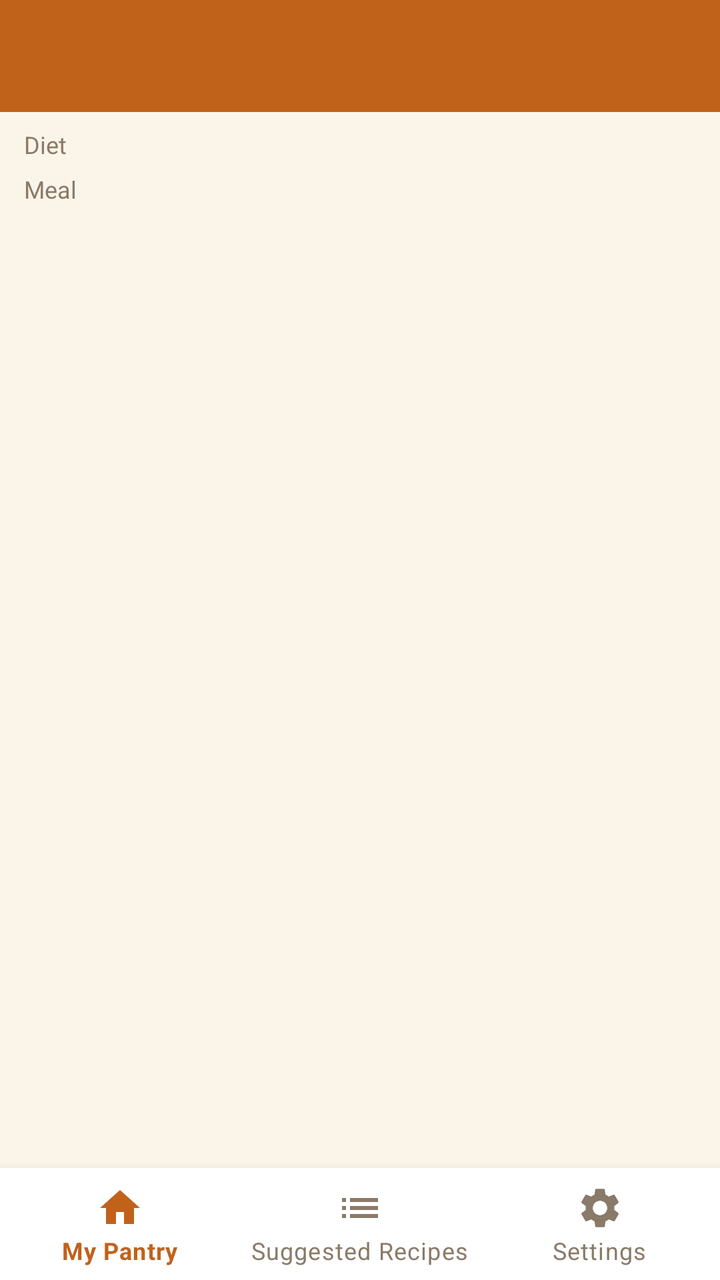
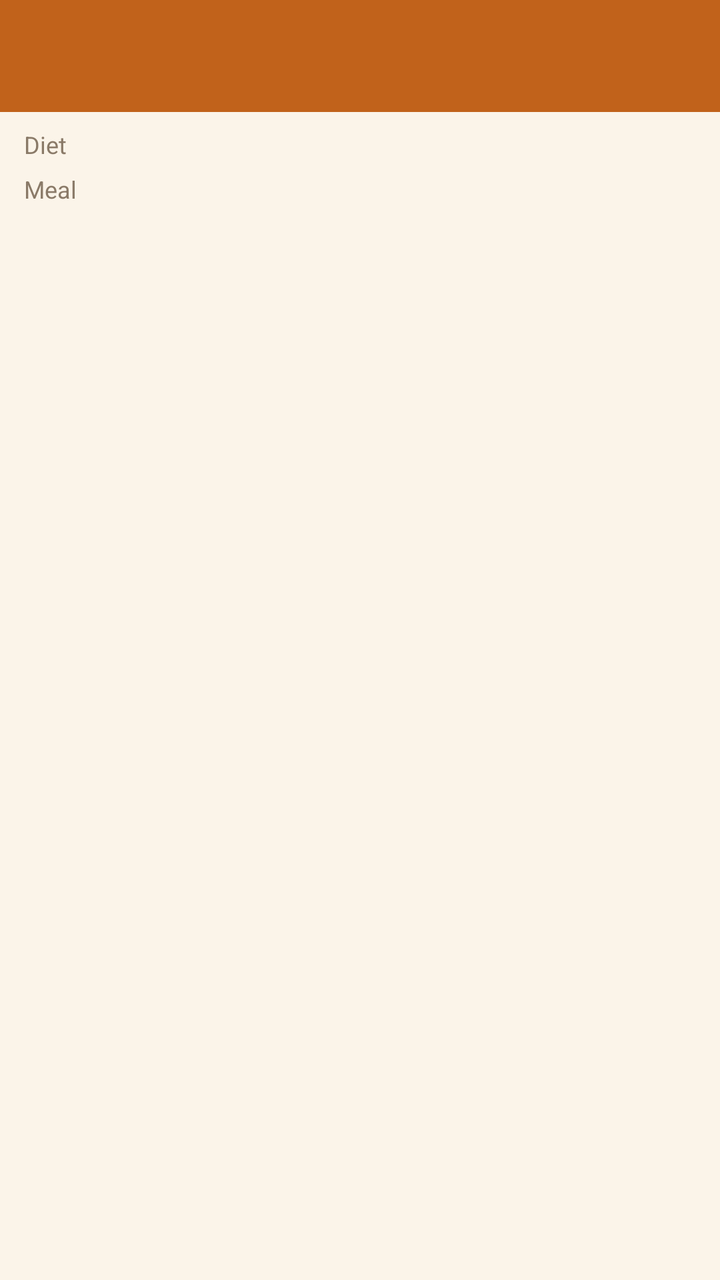

Two renders of the same Android screen: before a commit and after it. Below are the layout's source before the change and the commit's diff.
<!-- AndroidManifest.xml: application theme Theme.ScrapsToSavory -->
<!-- res/layout/activity_suggested_recipes.xml -->
<?xml version="1.0" encoding="utf-8"?>
<androidx.constraintlayout.widget.ConstraintLayout xmlns:android="http://schemas.android.com/apk/res/android"
    xmlns:app="http://schemas.android.com/apk/res-auto"
    android:layout_width="match_parent"
    android:layout_height="match_parent"
    android:background="@color/pantry_background">

    <androidx.appcompat.widget.Toolbar
        android:id="@+id/toolbar"
        android:layout_width="match_parent"
        android:layout_height="?attr/actionBarSize"
        android:background="@color/pantry_primary"
        android:title="@string/suggested_recipes_title"
        android:titleTextColor="@color/white"
        app:layout_constraintTop_toTopOf="parent" />

    <LinearLayout
        android:id="@+id/filterSection"
        android:layout_width="match_parent"
        android:layout_height="wrap_content"
        android:orientation="vertical"
        android:paddingStart="12dp"
        android:paddingTop="8dp"
        android:paddingEnd="12dp"
        app:layout_constraintTop_toBottomOf="@id/toolbar">

        <TextView
            android:layout_width="wrap_content"
            android:layout_height="wrap_content"
            android:text="@string/filter_diet_label"
            android:textColor="@color/pantry_text_secondary"
            android:textSize="12sp" />

        <com.google.android.material.chip.ChipGroup
            android:id="@+id/chipGroupDiet"
            android:layout_width="match_parent"
            android:layout_height="wrap_content"
            app:singleLine="false" />

        <TextView
            android:layout_width="wrap_content"
            android:layout_height="wrap_content"
            android:layout_marginTop="6dp"
            android:text="@string/filter_meal_label"
            android:textColor="@color/pantry_text_secondary"
            android:textSize="12sp" />

        <com.google.android.material.chip.ChipGroup
            android:id="@+id/chipGroupMeal"
            android:layout_width="match_parent"
            android:layout_height="wrap_content"
            app:singleLine="false" />

    </LinearLayout>

    <androidx.recyclerview.widget.RecyclerView
        android:id="@+id/recyclerSuggestedRecipes"
        android:layout_width="match_parent"
        android:layout_height="0dp"
        android:clipToPadding="false"
        android:paddingBottom="16dp"
        app:layout_constraintTop_toBottomOf="@id/filterSection"
        app:layout_constraintBottom_toTopOf="@id/bottomNavigation" />

    <TextView
        android:id="@+id/textEmptySuggestions"
        android:layout_width="0dp"
        android:layout_height="wrap_content"
        android:layout_marginStart="32dp"
        android:layout_marginEnd="32dp"
        android:gravity="center"
        android:text="@string/empty_suggested_recipes_message"
        android:textColor="@color/pantry_text_secondary"
        android:textSize="16sp"
        android:visibility="gone"
        app:layout_constraintBottom_toTopOf="@id/bottomNavigation"
        app:layout_constraintEnd_toEndOf="parent"
        app:layout_constraintStart_toStartOf="parent"
        app:layout_constraintTop_toBottomOf="@id/filterSection" />

    <com.google.android.material.bottomnavigation.BottomNavigationView
        android:id="@+id/bottomNavigation"
        android:layout_width="match_parent"
        android:layout_height="wrap_content"
        android:background="@color/pantry_surface"
        app:itemIconTint="@color/bottom_nav_item_color"
        app:itemTextColor="@color/bottom_nav_item_color"
        app:menu="@menu/menu_bottom_nav"
        app:layout_constraintBottom_toBottomOf="parent" />

</androidx.constraintlayout.widget.ConstraintLayout>
<!-- resources referenced by this layout -->
<resources>
  <color name="pantry_background">#FBF4E9</color>
  <color name="pantry_primary">#C1621B</color>
  <color name="pantry_surface">#FFFFFF</color>
  <color name="pantry_text_secondary">#8A7A68</color>
  <color name="white">#FFFFFF</color>
  <string name="empty_suggested_recipes_message">No recipes match your pantry yet. Add more ingredients to see suggestions here.</string>
  <string name="filter_diet_label">Diet</string>
  <string name="filter_meal_label">Meal</string>
  <string name="suggested_recipes_title">Suggested Recipes</string>
  <style name="Theme.ScrapsToSavory" parent="Theme.MaterialComponents.DayNight.NoActionBar">
          <item name="colorPrimary">@color/pantry_primary</item>
          <item name="colorPrimaryDark">@color/pantry_primary_dark</item>
          <item name="colorAccent">@color/pantry_accent</item>
          <item name="android:windowBackground">@color/pantry_background</item>
      </style>
  <color name="pantry_primary_dark">#8F4712</color>
  <color name="pantry_accent">#5C6B2C</color>
</resources>

<!-- the commit's change to res/layout/activity_suggested_recipes.xml (unified diff, before → after) -->
@@ -1,91 +1,98 @@
 <?xml version="1.0" encoding="utf-8"?>
-<androidx.constraintlayout.widget.ConstraintLayout xmlns:android="http://schemas.android.com/apk/res/android"
+<androidx.drawerlayout.widget.DrawerLayout xmlns:android="http://schemas.android.com/apk/res/android"
     xmlns:app="http://schemas.android.com/apk/res-auto"
+    android:id="@+id/drawerLayout"
     android:layout_width="match_parent"
-    android:layout_height="match_parent"
-    android:background="@color/pantry_background">
+    android:layout_height="match_parent">
 
-    <androidx.appcompat.widget.Toolbar
-        android:id="@+id/toolbar"
+    <androidx.constraintlayout.widget.ConstraintLayout
         android:layout_width="match_parent"
-        android:layout_height="?attr/actionBarSize"
-        android:background="@color/pantry_primary"
-        android:title="@string/suggested_recipes_title"
-        android:titleTextColor="@color/white"
-        app:layout_constraintTop_toTopOf="parent" />
+        android:layout_height="match_parent"
+        android:background="@color/pantry_background">
 
-    <LinearLayout
-        android:id="@+id/filterSection"
-        android:layout_width="match_parent"
-        android:layout_height="wrap_content"
-        android:orientation="vertical"
-        android:paddingStart="12dp"
-        android:paddingTop="8dp"
-        android:paddingEnd="12dp"
-        app:layout_constraintTop_toBottomOf="@id/toolbar">
+        <androidx.appcompat.widget.Toolbar
+            android:id="@+id/toolbar"
+            android:layout_width="match_parent"
+            android:layout_height="?attr/actionBarSize"
+            android:background="@color/pantry_primary"
+            android:title="@string/suggested_recipes_title"
+            android:titleTextColor="@color/white"
+            app:layout_constraintTop_toTopOf="parent" />
+
+        <LinearLayout
+            android:id="@+id/filterSection"
+            android:layout_width="match_parent"
+            android:layout_height="wrap_content"
+            android:orientation="vertical"
+            android:paddingStart="12dp"
+            android:paddingTop="8dp"
+            android:paddingEnd="12dp"
+            app:layout_constraintTop_toBottomOf="@id/toolbar">
+
+            <TextView
+                android:layout_width="wrap_content"
+                android:layout_height="wrap_content"
+                android:text="@string/filter_diet_label"
+                android:textColor="@color/pantry_text_secondary"
+                android:textSize="12sp" />
+
+            <com.google.android.material.chip.ChipGroup
+                android:id="@+id/chipGroupDiet"
+                android:layout_width="match_parent"
+                android:layout_height="wrap_content"
+                app:singleLine="false" />
+
+            <TextView
+                android:layout_width="wrap_content"
+                android:layout_height="wrap_content"
+                android:layout_marginTop="6dp"
+                android:text="@string/filter_meal_label"
+                android:textColor="@color/pantry_text_secondary"
+                android:textSize="12sp" />
+
+            <com.google.android.material.chip.ChipGroup
+                android:id="@+id/chipGroupMeal"
+                android:layout_width="match_parent"
+                android:layout_height="wrap_content"
+                app:singleLine="false" />
+
+        </LinearLayout>
+
+        <androidx.recyclerview.widget.RecyclerView
+            android:id="@+id/recyclerSuggestedRecipes"
+            android:layout_width="match_parent"
+            android:layout_height="0dp"
+            android:clipToPadding="false"
+            android:paddingBottom="16dp"
+            app:layout_constraintTop_toBottomOf="@id/filterSection"
+            app:layout_constraintBottom_toBottomOf="parent" />
 
         <TextView
-            android:layout_width="wrap_content"
+            android:id="@+id/textEmptySuggestions"
+            android:layout_width="0dp"
             android:layout_height="wrap_content"
-            android:text="@string/filter_diet_label"
+            android:layout_marginStart="32dp"
+            android:layout_marginEnd="32dp"
+            android:gravity="center"
+            android:text="@string/empty_suggested_recipes_message"
             android:textColor="@color/pantry_text_secondary"
-            android:textSize="12sp" />
+            android:textSize="16sp"
+            android:visibility="gone"
+            app:layout_constraintBottom_toBottomOf="parent"
+            app:layout_constraintEnd_toEndOf="parent"
+            app:layout_constraintStart_toStartOf="parent"
+            app:layout_constraintTop_toBottomOf="@id/filterSection" />
 
-        <com.google.android.material.chip.ChipGroup
-            android:id="@+id/chipGroupDiet"
-            android:layout_width="match_parent"
-            android:layout_height="wrap_content"
-            app:singleLine="false" />
+    </androidx.constraintlayout.widget.ConstraintLayout>
 
-        <TextView
-            android:layout_width="wrap_content"
-            android:layout_height="wrap_content"
-            android:layout_marginTop="6dp"
-            android:text="@string/filter_meal_label"
-            android:textColor="@color/pantry_text_secondary"
-            android:textSize="12sp" />
+    <com.google.android.material.navigation.NavigationView
+        android:id="@+id/navigationView"
+        android:layout_width="280dp"
+        android:layout_height="match_parent"
+        android:layout_gravity="start"
+        android:background="@color/pantry_surface"
+        app:itemIconTint="@color/nav_item_color"
+        app:itemTextColor="@color/nav_item_color"
+        app:menu="@menu/menu_nav_drawer" />
 
-        <com.google.android.material.chip.ChipGroup
-            android:id="@+id/chipGroupMeal"
-            android:layout_width="match_parent"
-            android:layout_height="wrap_content"
-            app:singleLine="false" />
-
-    </LinearLayout>
-
-    <androidx.recyclerview.widget.RecyclerView
-        android:id="@+id/recyclerSuggestedRecipes"
-        android:layout_width="match_parent"
-        android:layout_height="0dp"
-        android:clipToPadding="false"
-        android:paddingBottom="16dp"
-        app:layout_constraintTop_toBottomOf="@id/filterSection"
-        app:layout_constraintBottom_toTopOf="@id/bottomNavigation" />
-
-    <TextView
-        android:id="@+id/textEmptySuggestions"
-        android:layout_width="0dp"
-        android:layout_height="wrap_content"
-        android:layout_marginStart="32dp"
-        android:layout_marginEnd="32dp"
-        android:gravity="center"
-        android:text="@string/empty_suggested_recipes_message"
-        android:textColor="@color/pantry_text_secondary"
-        android:textSize="16sp"
-        android:visibility="gone"
-        app:layout_constraintBottom_toTopOf="@id/bottomNavigation"
-        app:layout_constraintEnd_toEndOf="parent"
-        app:layout_constraintStart_toStartOf="parent"
-        app:layout_constraintTop_toBottomOf="@id/filterSection" />
-
-    <com.google.android.material.bottomnavigation.BottomNavigationView
-        android:id="@+id/bottomNavigation"
-        android:layout_width="match_parent"
-        android:layout_height="wrap_content"
-        android:background="@color/pantry_surface"
-        app:itemIconTint="@color/bottom_nav_item_color"
-        app:itemTextColor="@color/bottom_nav_item_color"
-        app:menu="@menu/menu_bottom_nav"
-        app:layout_constraintBottom_toBottomOf="parent" />
-
-</androidx.constraintlayout.widget.ConstraintLayout>
+</androidx.drawerlayout.widget.DrawerLayout>
